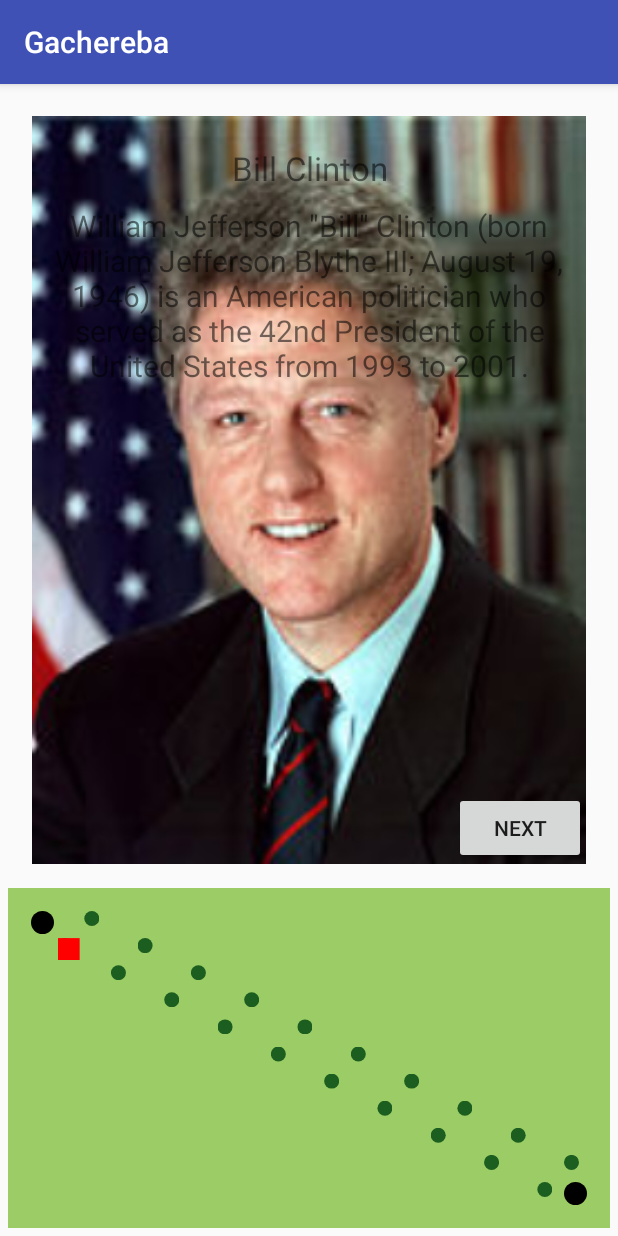
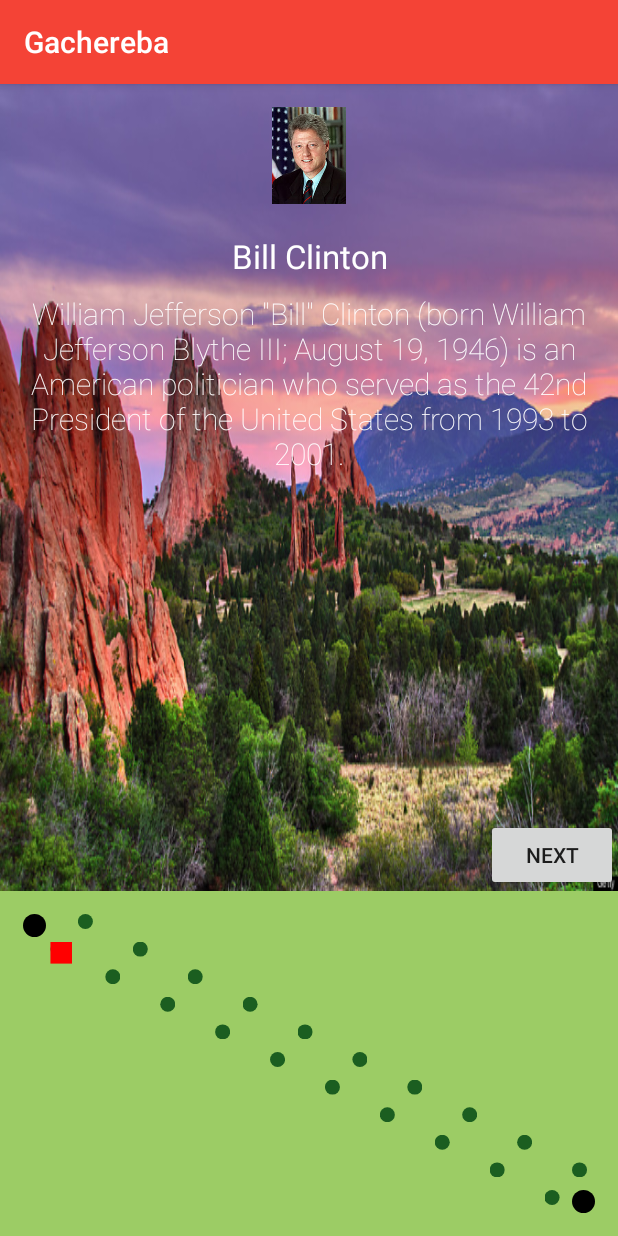
Before and after one commit to ashalva/hackjunction2016, an Android app: the screen it shows after launch (StoryActivity), on a phone screen of 412 x 824 dp. Run offline under Robolectric (Android 15) with nearby library versions, the phone set to English and light mode, and no system bars.

Commit message:
design changes

```diff
--- a/BusJunctionChallenge/app/src/main/java/com/junction/hack/busjunctionchallenge/StoryActivity.java
+++ b/BusJunctionChallenge/app/src/main/java/com/junction/hack/busjunctionchallenge/StoryActivity.java
@@ -49,8 +49,6 @@ public class StoryActivity extends AppCompatActivity implements Animation.Animat
         //        INIT factory
         final StoryFactory storyFactory = new StoryFactory();
         setNextStory(image, titleTextView, descriptionTextView, storyFactory);
-
-
         Button nextStory = (Button) findViewById(R.id.next_story_button);
         nextStory.setOnClickListener(new View.OnClickListener() {
             @Override
--- a/BusJunctionChallenge/app/src/main/res/layout/activity_story.xml
+++ b/BusJunctionChallenge/app/src/main/res/layout/activity_story.xml
@@ -3,10 +3,6 @@
     xmlns:tools="http://schemas.android.com/tools"
     android:layout_width="match_parent"
     android:layout_height="match_parent"
-    android:paddingBottom="5dp"
-    android:paddingLeft="5dp"
-    android:paddingRight="5dp"
-    android:paddingTop="5dp"
     tools:context="com.junction.hack.busjunctionchallenge.StoryActivity"
     android:weightSum="100"
     android:orientation="vertical">
--- a/BusJunctionChallenge/app/src/main/res/layout/activity_story_display.xml
+++ b/BusJunctionChallenge/app/src/main/res/layout/activity_story_display.xml
@@ -4,32 +4,44 @@
     android:id="@+id/story_data_inner_layout"
     android:layout_width="match_parent"
     android:layout_height="match_parent"
-    android:paddingBottom="@dimen/activity_vertical_margin"
-    android:paddingLeft="@dimen/activity_horizontal_margin"
-    android:paddingRight="@dimen/activity_horizontal_margin"
-    android:paddingTop="@dimen/activity_vertical_margin"
     tools:context="com.junction.hack.busjunctionchallenge.StoryDisplay">
-
     <ImageView
-        android:id="@+id/story_display_image"
+        android:id="@+id/background_image"
         android:layout_width="match_parent"
         android:layout_height="match_parent"
         android:layout_centerHorizontal="true"
         android:layout_centerVertical="true"
-        android:scaleType="fitXY" />
+        android:background="@drawable/usa"
+        android:scaleType="centerInside"
+        />
+
+    <ImageView
+        android:id="@+id/story_display_image"
+        android:layout_width="80dp"
+        android:layout_height="80dp"
+        android:paddingTop="15dp"
+        android:layout_centerHorizontal="true"
+        android:scaleType="fitCenter"
+        />
 
     <TextView
         android:id="@+id/title_textview"
+        android:fontFamily="sans-serif-thin"
+        android:textColor="#ffffff"
+        android:textStyle="bold"
         android:layout_width="match_parent"
         android:layout_height="wrap_content"
         android:gravity="center_horizontal"
         android:paddingTop="20dp"
         android:text="@string/rout_info_title"
-        android:textSize="22dp" />
+        android:textSize="22dp"
+        android:layout_below="@id/story_display_image"/>
 
     <TextView
         android:id="@+id/description_textview"
         android:layout_width="match_parent"
+        android:fontFamily="sans-serif-thin"
+        android:textColor="#ffffff"
         android:layout_height="wrap_content"
         android:layout_below="@id/title_textview"
         android:gravity="center_horizontal"
--- a/BusJunctionChallenge/app/src/main/res/values/colors.xml
+++ b/BusJunctionChallenge/app/src/main/res/values/colors.xml
@@ -1,6 +1,6 @@
 <?xml version="1.0" encoding="utf-8"?>
 <resources>
-    <color name="colorPrimary">#3F51B5</color>
-    <color name="colorPrimaryDark">#303F9F</color>
-    <color name="colorAccent">#FF4081</color>
+    <color name="colorPrimary">#F44336</color>
+    <color name="colorPrimaryDark">#D32F2F</color>
+    <color name="colorAccent">#FF5252</color>
 </resources>
```
Also changed, not shown: BusJunctionChallenge/app/src/main/res/drawable-xhdpi/usa.jpg (added), BusJunctionChallenge/app/src/main/res/usa.jpg (added), BusJunctionChallenge/app/src/main/usa-web.png (added).
